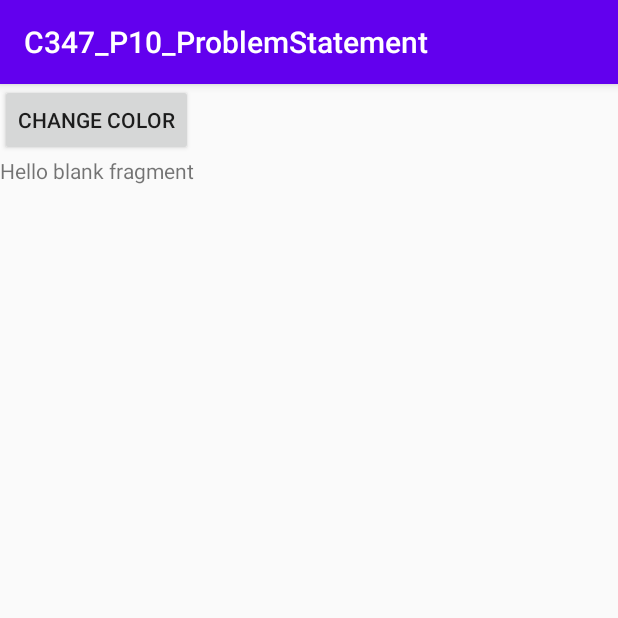
After one commit to BryanPohHS/C347_P10_ProblemStatement, an Android app: the fragment Fragment1 shown on its own in the app's theme, on a phone screen of 412 x 824 dp, the top half of it. The commit adds this screen. Run offline under Robolectric (Android 15) with nearby library versions, the phone set to English and light mode, and no system bars.

Commit message:
PS DONE + Intermediate

```diff
--- a/app/build.gradle
+++ b/app/build.gradle
@@ -26,8 +26,10 @@ dependencies {
     implementation fileTree(dir: "libs", include: ["*.jar"])
     implementation 'androidx.appcompat:appcompat:1.1.0'
     implementation 'androidx.constraintlayout:constraintlayout:1.1.3'
+    implementation 'androidx.legacy:legacy-support-v4:1.0.0'
+    implementation 'androidx.viewpager2:viewpager2:1.0.0'
     testImplementation 'junit:junit:4.12'
     androidTestImplementation 'androidx.test.ext:junit:1.1.1'
     androidTestImplementation 'androidx.test.espresso:espresso-core:3.2.0'
-
+    implementation 'com.squareup.picasso:picasso:2.5.2'
 }
--- /dev/null
+++ b/app/src/main/java/sg/edu/rp/c346/c347_p10_problemstatement/Fragment1.java
@@ -0,0 +1,46 @@
+package sg.edu.rp.c346.c347_p10_problemstatement;
+
+import android.graphics.Color;
+import android.os.Bundle;
+
+import androidx.fragment.app.Fragment;
+
+import android.view.LayoutInflater;
+import android.view.View;
+import android.view.ViewGroup;
+import android.widget.Button;
+import android.widget.LinearLayout;
+import android.widget.TextView;
+
+import java.util.Random;
+
+public class Fragment1 extends Fragment
+{
+  Button btnAddText;
+  TextView tvFrag1;
+  Button btnChangeColor;
+  LinearLayout linearLayout;
+
+  @Override
+  public View onCreateView(LayoutInflater inflater, ViewGroup container, Bundle savedInstanceState) {
+    View view = inflater.inflate(R.layout.fragment_1, container, false);
+
+    tvFrag1 = view.findViewById(R.id.tv);
+    btnChangeColor =  view.findViewById(R.id.btnChangeColor);
+    linearLayout = view.findViewById(R.id.linearLayout);
+
+    btnChangeColor.setOnClickListener(new View.OnClickListener()
+    {
+      @Override
+      public void onClick(View view)
+      {
+        Random random = new Random();
+        int color = Color.argb(random.nextInt(255), random.nextInt(255), random.nextInt(255), random.nextInt(255));
+        linearLayout.setBackgroundColor(color);
+      }
+    });
+
+    return view;
+  }
+
+}
--- /dev/null
+++ b/app/src/main/res/layout/fragment_1.xml
@@ -0,0 +1,24 @@
+<?xml version="1.0" encoding="utf-8"?>
+<LinearLayout xmlns:android="http://schemas.android.com/apk/res/android"
+    xmlns:tools="http://schemas.android.com/tools"
+    android:id="@+id/linearLayout"
+    android:layout_width="match_parent"
+    android:layout_height="match_parent"
+    android:orientation="vertical"
+    tools:context=".Fragment1">
+
+    <!-- TODO: Update blank fragment layout -->
+
+    <Button
+        android:id="@+id/btnChangeColor"
+        android:layout_width="wrap_content"
+        android:layout_height="wrap_content"
+        android:text="Change Color" />
+
+    <TextView
+        android:id="@+id/tv"
+        android:layout_width="match_parent"
+        android:layout_height="wrap_content"
+        android:text="@string/hello_blank_fragment" />
+
+</LinearLayout>
--- a/app/src/main/res/values/strings.xml
+++ b/app/src/main/res/values/strings.xml
@@ -1,3 +1,5 @@
 <resources>
     <string name="app_name">C347_P10_ProblemStatement</string>
+    <!-- TODO: Remove or change this placeholder text -->
+    <string name="hello_blank_fragment">Hello blank fragment</string>
 </resources>
```
Also changed, not shown: app/src/main/AndroidManifest.xml (+12 -0 lines), app/src/main/java/sg/edu/rp/c346/c347_p10_problemstatement/Fragment2.java (added, +33 -0 lines), app/src/main/java/sg/edu/rp/c346/c347_p10_problemstatement/MainActivity.java (+143 -0 lines), app/src/main/res/layout/activity_main.xml (+19 -10 lines), app/src/main/res/layout/fragment_2.xml (added, +18 -0 lines).
